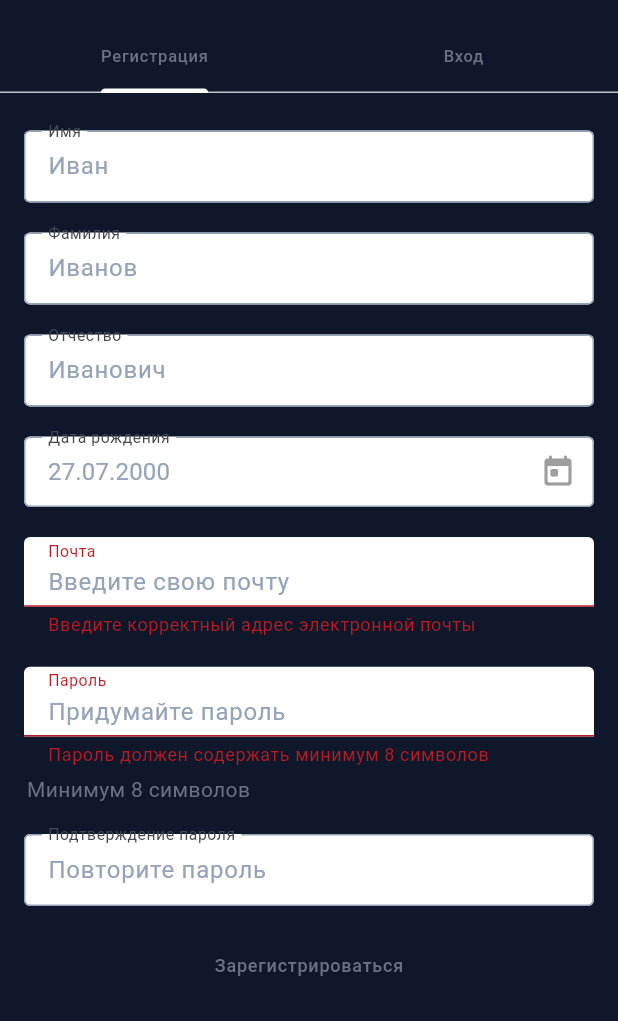
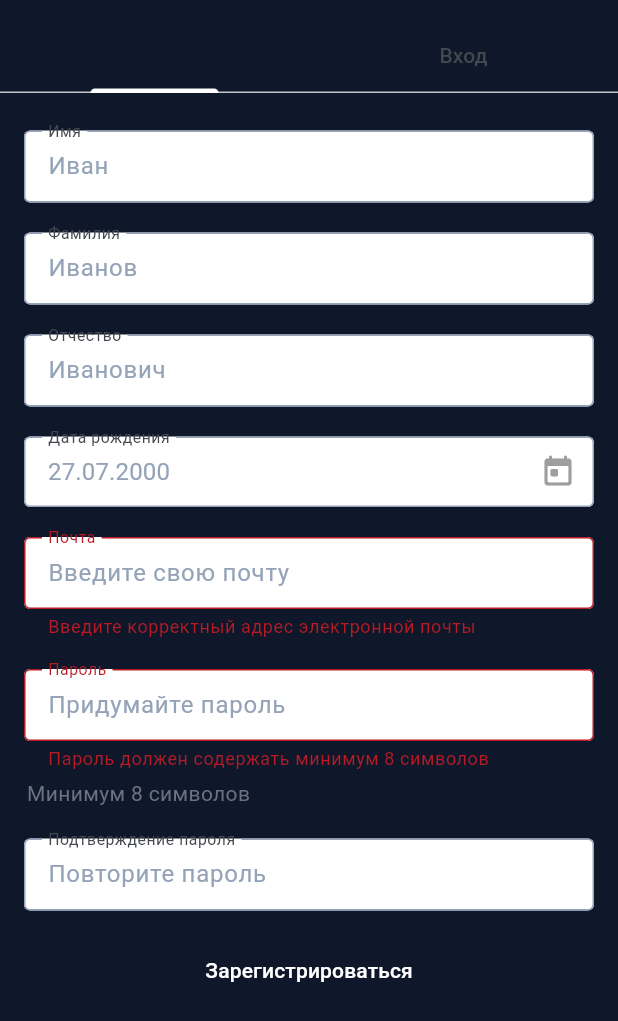
Before and after one commit to ZLP-FINPD2023-2/Mobile, a Flutter app: the AuthScreen screen opened by its route, after a tap on "Зарегистрироваться", on a phone screen of 412 x 824 dp. Shown: the top 1021 px of the screen. Run offline on Flutter 3.47's test engine with Material 2 defaults, Android fonts, the phone set to English and light mode, and no system bars; our stand-ins replace dio, flutter_bloc, flutter_secure_storage, flutter_svg, fluttertoast, freezed_annotation and 2 more; accounts and stored records are empty.

Commit message:
colorscheme_fix

```diff
--- a/lib/constants/theme.dart
+++ b/lib/constants/theme.dart
@@ -28,6 +28,12 @@ final ThemeData appTheme = ThemeData(
           fontWeight: FontWeight.w400,
           color: lightColorScheme.outline),
       isDense: true,
+      disabledBorder: OutlineInputBorder(
+          borderRadius: BorderRadius.circular(4),
+          borderSide: BorderSide(color: lightColorScheme.outline)),
+      errorBorder: OutlineInputBorder(
+          borderRadius: BorderRadius.circular(4),
+          borderSide: BorderSide(color: lightColorScheme.error)),
       focusColor: const Color(0xff1BD0B8),
       enabledBorder: OutlineInputBorder(
           borderRadius: BorderRadius.circular(4),
--- a/lib/features/auth/presentation/auth_screen.dart
+++ b/lib/features/auth/presentation/auth_screen.dart
@@ -33,11 +33,10 @@ class AuthScreen extends StatelessWidget {
                   Tab(
                     child: Text(
                       'Регистрация',
-                      style: Theme.of(context).textTheme.labelSmall,
                     ),
                   ),
                   Tab(
-                    child: Text('Вход', style: Theme.of(context).textTheme.labelSmall),
+                    child: Text('Вход'),
                   )
                 ]),
                 const Expanded(
@@ -52,7 +51,8 @@ class AuthScreen extends StatelessWidget {
                 BlocListener<AuthCubit, AuthState>(
                   listener: (context, state) {
                     if (state is AuthSuccessState) {
-                      Navigator.of(context).pushReplacementNamed('/placeholder');
+                      Navigator.of(context)
+                          .pushReplacementNamed('/placeholder');
                     }
                   },
                   child: BlocBuilder<AuthCubit, AuthState>(
--- a/lib/features/auth/presentation/auth_tabs/login_tab.dart
+++ b/lib/features/auth/presentation/auth_tabs/login_tab.dart
@@ -36,7 +36,6 @@ class _LoginTabState extends State<LoginTab> {
                 controller: emailController,
                 validator: validateEmail,
                 textInputAction: TextInputAction.next,
-                style: Theme.of(context).textTheme.labelLarge,
                 cursorColor: const Color(0xff94A3B8),
                 textAlign: TextAlign.justify,
                 decoration: const InputDecoration(
@@ -51,7 +50,6 @@ class _LoginTabState extends State<LoginTab> {
                 textInputAction: TextInputAction.next,
                 obscureText: true,
                 autocorrect: false,
-                style: Theme.of(context).textTheme.labelLarge,
                 cursorColor: const Color(0xff94A3B8),
                 textAlign: TextAlign.justify,
                 decoration: const InputDecoration(
@@ -64,7 +62,7 @@ class _LoginTabState extends State<LoginTab> {
             alignment: Alignment.bottomRight,
             child: TextButton(
               onPressed: () => Navigator.of(context).pushNamed('/auth/reset'),
-              child: Text('Забыли пароль?', style: Theme.of(context).textTheme.bodySmall),
+              child: Text('Забыли пароль?'),
             ),
           ),
           SizedBox(
@@ -73,10 +71,11 @@ class _LoginTabState extends State<LoginTab> {
             child: ElevatedButton(
               onPressed: () {
                 if (_formKey.currentState!.validate()) {
-                  authCubit.login(emailController.text, passwordController.text);
+                  authCubit.login(
+                      emailController.text, passwordController.text);
                 }
               },
-              child: Text('Войти', style: Theme.of(context).textTheme.labelMedium),
+              child: Text('Войти'),
             ),
           ),
         ],
--- a/lib/features/auth/presentation/auth_tabs/registration_tab.dart
+++ b/lib/features/auth/presentation/auth_tabs/registration_tab.dart
@@ -17,7 +17,8 @@ class _RegistrationTabState extends State<RegistrationTab> {
   final TextEditingController birthDateController = TextEditingController();
   final TextEditingController emailController = TextEditingController();
   final TextEditingController passwordController = TextEditingController();
-  final TextEditingController confirmPasswordController = TextEditingController();
+  final TextEditingController confirmPasswordController =
+      TextEditingController();
 
   String? validateEmail(String? value) {
     if (value == null || !value.contains('@')) {
@@ -171,7 +172,7 @@ class _RegistrationTabState extends State<RegistrationTab> {
                   );
                 }
               },
-              child: Text('Зарегистрироваться', style: Theme.of(context).textTheme.labelMedium),
+              child: Text('Зарегистрироваться'),
             ),
           ),
         ]),
```
